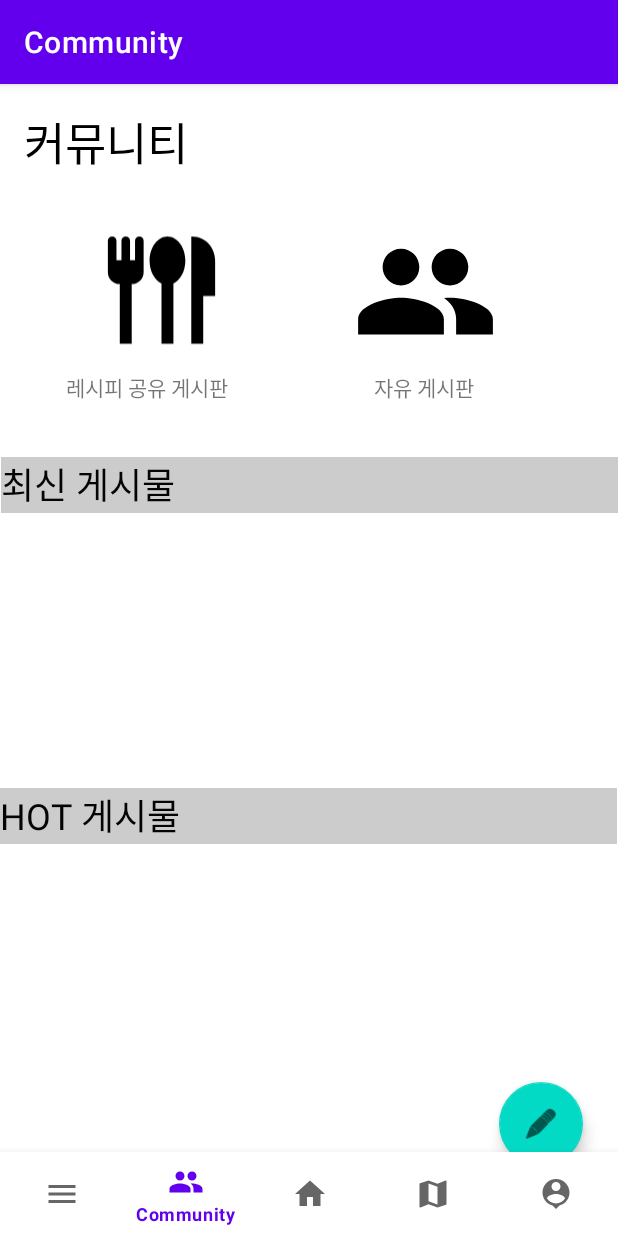
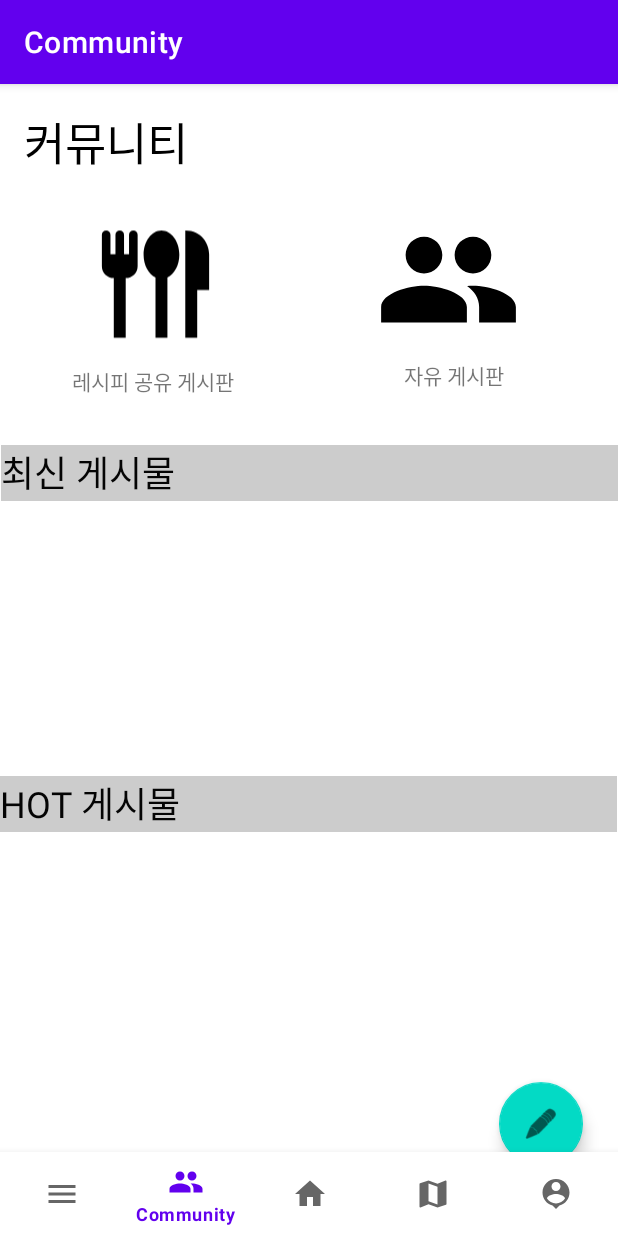
Before and after one commit to JEONTAK/MobileProgramming_termProject, an Android app: the communityFragment screen opened through its navigation route, on a phone screen of 412 x 824 dp. Run offline under Robolectric (Android 15) with nearby library versions, the phone set to English and light mode, and no system bars; our stand-ins replace navigation-ui.

Commit message:
suha commit

```diff
--- a/app/build.gradle
+++ b/app/build.gradle
@@ -29,7 +29,9 @@
 }
 
 dependencies {
-
+    implementation 'com.google.android.gms:play-services-maps:17.0.0'
+    implementation 'noman.placesapi:placesAPI:1.1.3'
+    implementation 'com.google.android.gms:play-services-location:18.0.0'
     implementation 'androidx.appcompat:appcompat:1.2.0'
     implementation 'com.google.android.material:material:1.3.0'
     implementation 'androidx.constraintlayout:constraintlayout:2.0.4'
@@ -39,6 +41,7 @@
     implementation 'androidx.lifecycle:lifecycle-livedata-ktx:2.3.1'
     implementation 'androidx.lifecycle:lifecycle-viewmodel-ktx:2.3.1'
     implementation 'androidx.gridlayout:gridlayout:1.0.0'
+    implementation 'androidx.annotation:annotation:1.2.0'
     testImplementation 'junit:junit:4.+'
     androidTestImplementation 'androidx.test.ext:junit:1.1.2'
     androidTestImplementation 'androidx.test.espresso:espresso-core:3.3.0'
--- a/app/src/main/res/layout/fragment_community.xml
+++ b/app/src/main/res/layout/fragment_community.xml
@@ -67,43 +67,49 @@
         android:id="@+id/imageView7"
         android:layout_width="98dp"
         android:layout_height="98dp"
-        android:layout_marginStart="72dp"
-        android:layout_marginTop="28dp"
+        android:layout_marginStart="70dp"
+        android:layout_marginLeft="70dp"
+        android:layout_marginTop="20dp"
         app:layout_constraintEnd_toEndOf="parent"
-        app:layout_constraintHorizontal_bias="0.081"
+        app:layout_constraintHorizontal_bias="0.311"
         app:layout_constraintStart_toEndOf="@+id/imageView10"
         app:layout_constraintTop_toBottomOf="@+id/textView21"
-        app:srcCompat="@drawable/community" />
+        app:srcCompat="@drawable/community"
+        tools:ignore="VectorDrawableCompat" />
 
     <ImageView
         android:id="@+id/imageView10"
         android:layout_width="95dp"
         android:layout_height="96dp"
-        android:layout_marginStart="60dp"
-        android:layout_marginTop="28dp"
+        android:layout_marginStart="56dp"
+        android:layout_marginLeft="56dp"
+        android:layout_marginTop="24dp"
         android:background="@color/white"
         app:layout_constraintStart_toStartOf="parent"
         app:layout_constraintTop_toBottomOf="@+id/textView21"
-        app:srcCompat="@drawable/ic_baseline_flatware_24" />
+        app:srcCompat="@drawable/ic_baseline_flatware_24"
+        tools:ignore="VectorDrawableCompat" />
 
     <TextView
         android:id="@+id/textView12"
         android:layout_width="wrap_content"
         android:layout_height="wrap_content"
-        android:layout_marginStart="44dp"
+        android:layout_marginStart="48dp"
+        android:layout_marginLeft="48dp"
         android:layout_marginTop="4dp"
         android:text="레시피 공유 게시판"
         app:layout_constraintBottom_toTopOf="@+id/textView24"
         app:layout_constraintStart_toStartOf="parent"
         app:layout_constraintTop_toBottomOf="@+id/imageView10"
-        app:layout_constraintVertical_bias="0.052" />
+        app:layout_constraintVertical_bias="0.051" />
 
     <TextView
         android:id="@+id/textView14"
         android:layout_width="wrap_content"
         android:layout_height="wrap_content"
         android:layout_marginTop="4dp"
-        android:layout_marginEnd="96dp"
+        android:layout_marginEnd="76dp"
+        android:layout_marginRight="76dp"
         android:text="자유 게시판"
         app:layout_constraintEnd_toEndOf="parent"
         app:layout_constraintTop_toBottomOf="@+id/imageView7" />
--- a/build.gradle
+++ b/build.gradle
@@ -7,8 +7,9 @@
         jcenter()
     }
     dependencies {
-        classpath "com.android.tools.build:gradle:4.1.2"
+        classpath 'com.android.tools.build:gradle:4.1.3'
         classpath 'com.google.gms:google-services:4.3.5'
+
         // NOTE: Do not place your application dependencies here; they belong
         // in the individual module build.gradle files
     }
```
Also changed, not shown: app/src/main/AndroidManifest.xml (+9 -3 lines), app/src/main/java/com/example/mobileprogramming_termproject/ui/community/communityFragment.java (+24 -24 lines), app/src/main/java/com/example/mobileprogramming_termproject/ui/login/LoggedInUserView.java (added, +17 -0 lines), app/src/main/java/com/example/mobileprogramming_termproject/ui/login/LoginActivity.java (added, +131 -0 lines), app/src/main/java/com/example/mobileprogramming_termproject/ui/login/LoginFormState.java (added, +40 -0 lines), app/src/main/java/com/example/mobileprogramming_termproject/ui/login/LoginResult.java (added, +31 -0 lines), app/src/main/java/com/example/mobileprogramming_termproject/ui/login/LoginViewModel.java (added, +70 -0 lines), app/src/main/java/com/example/mobileprogramming_termproject/ui/login/LoginViewModelFactory.java (added, +26 -0 lines), app/src/main/res/values/strings.xml (+9 -0 lines).
